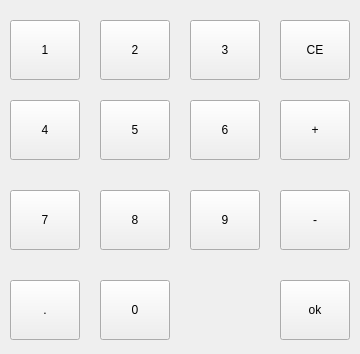
First picture: the form in keyboard.ui, repository thewayI/tiny4412, before the edit.
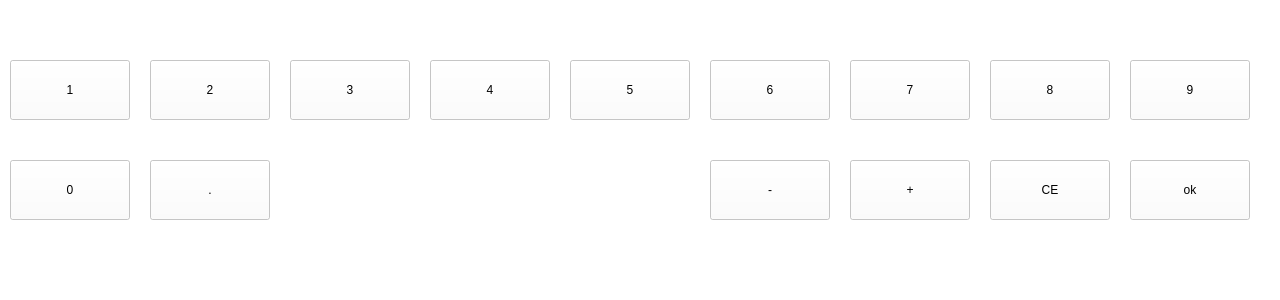
Second picture: the form after the edit.

Patch:
```diff
--- a/keyboard.ui
+++ b/keyboard.ui
@@ -6,22 +6,43 @@
    <rect>
     <x>0</x>
     <y>0</y>
-    <width>360</width>
-    <height>354</height>
+    <width>1280</width>
+    <height>300</height>
    </rect>
   </property>
   <property name="windowTitle">
    <string>Form</string>
   </property>
+  <property name="styleSheet">
+   <string notr="true">background-color: rgba(255, 255, 255, 200);</string>
+  </property>
   <widget class="QPushButton" name="btn_num_0">
    <property name="geometry">
     <rect>
-     <x>100</x>
-     <y>280</y>
-     <width>70</width>
+     <x>10</x>
+     <y>160</y>
+     <width>120</width>
      <height>60</height>
     </rect>
    </property>
+   <property name="sizePolicy">
+    <sizepolicy hsizetype="Minimum" vsizetype="Fixed">
+     <horstretch>0</horstretch>
+     <verstretch>0</verstretch>
+    </sizepolicy>
+   </property>
+   <property name="minimumSize">
+    <size>
+     <width>90</width>
+     <height>60</height>
+    </size>
+   </property>
+   <property name="maximumSize">
+    <size>
+     <width>1000</width>
+     <height>1000</height>
+    </size>
+   </property>
    <property name="text">
     <string>0</string>
    </property>
@@ -29,12 +50,18 @@
   <widget class="QPushButton" name="btn_num_Point">
    <property name="geometry">
     <rect>
-     <x>10</x>
-     <y>280</y>
-     <width>70</width>
+     <x>150</x>
+     <y>160</y>
+     <width>120</width>
      <height>60</height>
     </rect>
    </property>
+   <property name="minimumSize">
+    <size>
+     <width>90</width>
+     <height>60</height>
+    </size>
+   </property>
    <property name="text">
     <string>.</string>
    </property>
@@ -42,12 +69,24 @@
   <widget class="QPushButton" name="btn_num_7">
    <property name="geometry">
     <rect>
-     <x>10</x>
-     <y>190</y>
-     <width>70</width>
+     <x>850</x>
+     <y>60</y>
+     <width>120</width>
      <height>60</height>
     </rect>
    </property>
+   <property name="minimumSize">
+    <size>
+     <width>90</width>
+     <height>60</height>
+    </size>
+   </property>
+   <property name="maximumSize">
+    <size>
+     <width>1000</width>
+     <height>1000</height>
+    </size>
+   </property>
    <property name="text">
     <string>7</string>
    </property>
@@ -56,11 +95,23 @@
    <property name="geometry">
     <rect>
      <x>10</x>
-     <y>20</y>
-     <width>70</width>
+     <y>60</y>
+     <width>120</width>
      <height>60</height>
     </rect>
    </property>
+   <property name="minimumSize">
+    <size>
+     <width>90</width>
+     <height>60</height>
+    </size>
+   </property>
+   <property name="maximumSize">
+    <size>
+     <width>1000</width>
+     <height>1000</height>
+    </size>
+   </property>
    <property name="text">
     <string>1</string>
    </property>
@@ -68,12 +119,24 @@
   <widget class="QPushButton" name="btn_num_9">
    <property name="geometry">
     <rect>
-     <x>190</x>
-     <y>190</y>
-     <width>70</width>
+     <x>1130</x>
+     <y>60</y>
+     <width>120</width>
      <height>60</height>
     </rect>
    </property>
+   <property name="minimumSize">
+    <size>
+     <width>90</width>
+     <height>60</height>
+    </size>
+   </property>
+   <property name="maximumSize">
+    <size>
+     <width>1000</width>
+     <height>1000</height>
+    </size>
+   </property>
    <property name="text">
     <string>9</string>
    </property>
@@ -81,12 +144,24 @@
   <widget class="QPushButton" name="btn_num_3">
    <property name="geometry">
     <rect>
-     <x>190</x>
-     <y>20</y>
-     <width>70</width>
+     <x>290</x>
+     <y>60</y>
+     <width>120</width>
      <height>60</height>
     </rect>
    </property>
+   <property name="minimumSize">
+    <size>
+     <width>90</width>
+     <height>60</height>
+    </size>
+   </property>
+   <property name="maximumSize">
+    <size>
+     <width>1000</width>
+     <height>1000</height>
+    </size>
+   </property>
    <property name="text">
     <string>3</string>
    </property>
@@ -94,12 +169,24 @@
   <widget class="QPushButton" name="btn_num_4">
    <property name="geometry">
     <rect>
-     <x>10</x>
-     <y>100</y>
-     <width>70</width>
+     <x>430</x>
+     <y>60</y>
+     <width>120</width>
      <height>60</height>
     </rect>
    </property>
+   <property name="minimumSize">
+    <size>
+     <width>90</width>
+     <height>60</height>
+    </size>
+   </property>
+   <property name="maximumSize">
+    <size>
+     <width>1000</width>
+     <height>1000</height>
+    </size>
+   </property>
    <property name="text">
     <string>4</string>
    </property>
@@ -107,12 +194,24 @@
   <widget class="QPushButton" name="btn_num_8">
    <property name="geometry">
     <rect>
-     <x>100</x>
-     <y>190</y>
-     <width>70</width>
+     <x>990</x>
+     <y>60</y>
+     <width>120</width>
      <height>60</height>
     </rect>
    </property>
+   <property name="minimumSize">
+    <size>
+     <width>90</width>
+     <height>60</height>
+    </size>
+   </property>
+   <property name="maximumSize">
+    <size>
+     <width>1000</width>
+     <height>1000</height>
+    </size>
+   </property>
    <property name="text">
     <string>8</string>
    </property>
@@ -120,12 +219,18 @@
   <widget class="QPushButton" name="btn_num_clr">
    <property name="geometry">
     <rect>
-     <x>280</x>
-     <y>20</y>
-     <width>70</width>
+     <x>990</x>
+     <y>160</y>
+     <width>120</width>
      <height>60</height>
     </rect>
    </property>
+   <property name="minimumSize">
+    <size>
+     <width>90</width>
+     <height>60</height>
+    </size>
+   </property>
    <property name="text">
     <string>CE</string>
    </property>
@@ -133,12 +238,24 @@
   <widget class="QPushButton" name="btn_num_6">
    <property name="geometry">
     <rect>
-     <x>190</x>
-     <y>100</y>
-     <width>70</width>
+     <x>710</x>
+     <y>60</y>
+     <width>120</width>
      <height>60</height>
     </rect>
    </property>
+   <property name="minimumSize">
+    <size>
+     <width>90</width>
+     <height>60</height>
+    </size>
+   </property>
+   <property name="maximumSize">
+    <size>
+     <width>1000</width>
+     <height>1000</height>
+    </size>
+   </property>
    <property name="text">
     <string>6</string>
    </property>
@@ -146,12 +263,24 @@
   <widget class="QPushButton" name="btn_num_2">
    <property name="geometry">
     <rect>
-     <x>100</x>
-     <y>20</y>
-     <width>70</width>
+     <x>150</x>
+     <y>60</y>
+     <width>120</width>
      <height>60</height>
     </rect>
    </property>
+   <property name="minimumSize">
+    <size>
+     <width>90</width>
+     <height>60</height>
+    </size>
+   </property>
+   <property name="maximumSize">
+    <size>
+     <width>1000</width>
+     <height>1000</height>
+    </size>
+   </property>
    <property name="text">
     <string>2</string>
    </property>
@@ -159,12 +288,24 @@
   <widget class="QPushButton" name="btn_num_5">
    <property name="geometry">
     <rect>
-     <x>100</x>
-     <y>100</y>
-     <width>70</width>
+     <x>570</x>
+     <y>60</y>
+     <width>120</width>
      <height>60</height>
     </rect>
    </property>
+   <property name="minimumSize">
+    <size>
+     <width>90</width>
+     <height>60</height>
+    </size>
+   </property>
+   <property name="maximumSize">
+    <size>
+     <width>1000</width>
+     <height>1000</height>
+    </size>
+   </property>
    <property name="text">
     <string>5</string>
    </property>
@@ -172,12 +313,18 @@
   <widget class="QPushButton" name="btn_num_ok">
    <property name="geometry">
     <rect>
-     <x>280</x>
-     <y>280</y>
-     <width>70</width>
+     <x>1130</x>
+     <y>160</y>
+     <width>120</width>
      <height>60</height>
     </rect>
    </property>
+   <property name="minimumSize">
+    <size>
+     <width>90</width>
+     <height>60</height>
+    </size>
+   </property>
    <property name="text">
     <string>ok</string>
    </property>
@@ -185,12 +332,18 @@
   <widget class="QPushButton" name="btn_num_add">
    <property name="geometry">
     <rect>
-     <x>280</x>
-     <y>100</y>
-     <width>70</width>
+     <x>850</x>
+     <y>160</y>
+     <width>120</width>
      <height>60</height>
     </rect>
    </property>
+   <property name="minimumSize">
+    <size>
+     <width>90</width>
+     <height>60</height>
+    </size>
+   </property>
    <property name="text">
     <string>+</string>
    </property>
@@ -198,12 +351,18 @@
   <widget class="QPushButton" name="btn_num_sub">
    <property name="geometry">
     <rect>
-     <x>280</x>
-     <y>190</y>
-     <width>70</width>
+     <x>710</x>
+     <y>160</y>
+     <width>120</width>
      <height>60</height>
     </rect>
    </property>
+   <property name="minimumSize">
+    <size>
+     <width>90</width>
+     <height>60</height>
+    </size>
+   </property>
    <property name="text">
     <string>-</string>
    </property>
```
